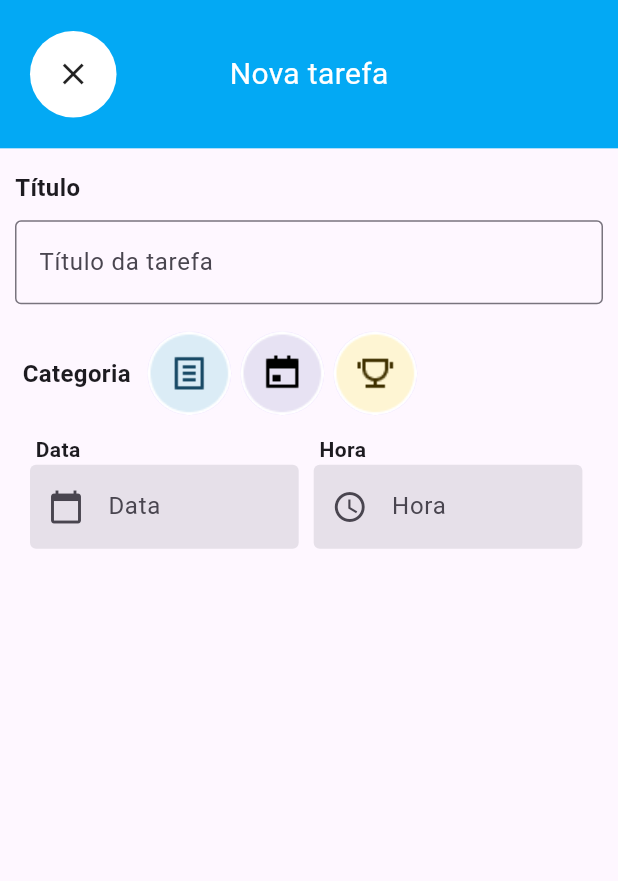
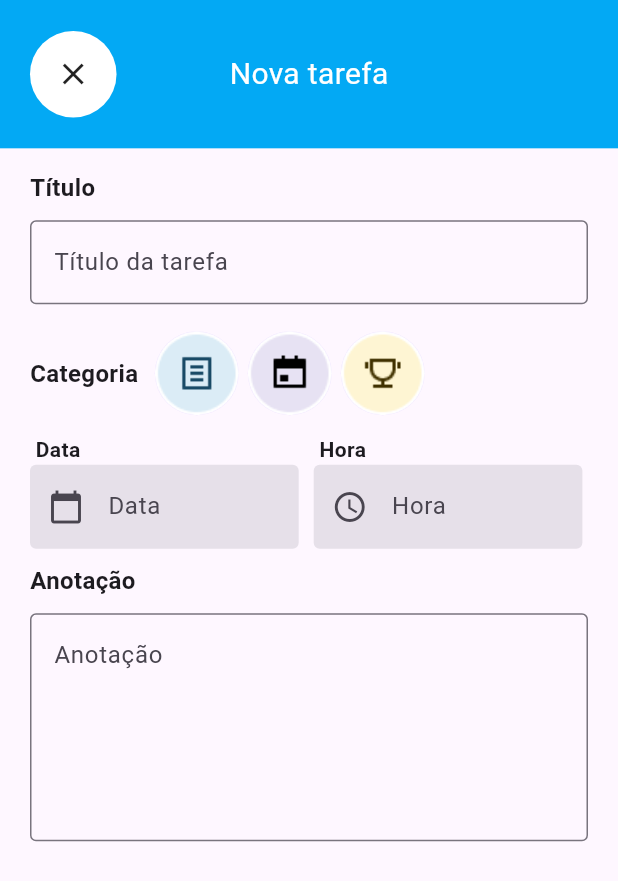
Before and after one commit to ArtthSilva/toDo_list_bichinhosTI, a Flutter app: the NewTaskPage screen opened directly, on a phone screen of 412 x 824 dp. Shown: the top 881 px of the screen. Run offline on Flutter 3.47's test engine with Material 3 defaults, Android fonts, the phone set to English and light mode, and no system bars.

Commit message:
feat: add textfield para anotação

```diff
--- a/lib/layers/views/pages/new_task_page.dart
+++ b/lib/layers/views/pages/new_task_page.dart
@@ -13,6 +13,7 @@ class NewTaskPage extends StatefulWidget {
 
 class _NewTaskPageState extends State<NewTaskPage> {
   final _controller = TextEditingController();
+  final _anotationController = TextEditingController();
   final _dateController = TextEditingController();
   final _timeController = TextEditingController();
 
@@ -20,7 +21,8 @@ class _NewTaskPageState extends State<NewTaskPage> {
   Widget build(BuildContext context) {
     return SafeArea(
       child: Scaffold(
-        body: Column(
+        body: SingleChildScrollView(
+          child: Column(
             children: [
               Container(
                 color: Colors.lightBlue,
@@ -47,7 +49,7 @@ class _NewTaskPageState extends State<NewTaskPage> {
                 ),
               ),
               Container(
-              margin: const EdgeInsets.only(left: 10, top: 15),
+                margin: const EdgeInsets.only(left: 20, top: 15),
                 alignment: Alignment.bottomLeft,
                 child: const Text(
                   'Título',
@@ -56,12 +58,18 @@ class _NewTaskPageState extends State<NewTaskPage> {
               ),
               Form(
                 child: Padding(
-              padding: const EdgeInsets.only(left: 10.0, top: 10, right: 10),
+                  padding: const EdgeInsets.only(left: 10, top: 10, right: 10),
                   child: Column(
                     children: [
-                  CustomTextFormFieldWidget(controller: _controller),
                       Padding(
-                    padding: const EdgeInsets.only(left: 5, top: 15),
+                        padding: const EdgeInsets.only(left: 10, right: 10),
+                        child: CustomTextFormFieldWidget(
+                            numberMaxLines: 1,
+                            textLabel: 'Título da tarefa',
+                            controller: _controller),
+                      ),
+                      Padding(
+                        padding: const EdgeInsets.only(left: 10, top: 15),
                         child: Row(
                           children: [
                             const Padding(
@@ -84,26 +92,28 @@ class _NewTaskPageState extends State<NewTaskPage> {
                       Row(
                         children: [
                           Padding(
-                        padding:
-                            const EdgeInsets.only(left: 10, right: 10, top: 10),
+                            padding: const EdgeInsets.only(
+                                left: 10, right: 10, top: 10),
                             child: SizedBox(
                               width: MediaQuery.sizeOf(context).width / 2.3,
                               child: Column(
                                 children: [
                                   SizedBox(
-                                  width: MediaQuery.sizeOf(context).width / 2.4,
+                                      width: MediaQuery.sizeOf(context).width /
+                                          2.4,
                                       child: const Text(
                                         'Data',
-                                    style:
-                                        TextStyle(fontWeight: FontWeight.bold),
+                                        style: TextStyle(
+                                            fontWeight: FontWeight.bold),
                                       )),
                                   SizedBox(
                                     child: TextField(
                                         controller: _dateController,
                                         decoration: const InputDecoration(
-                                        hintText:'Data',
+                                            hintText: 'Data',
                                             filled: true,
-                                        prefixIcon: Icon(Icons.calendar_today),
+                                            prefixIcon:
+                                                Icon(Icons.calendar_today),
                                             enabledBorder: OutlineInputBorder(
                                                 borderSide: BorderSide.none)),
                                         readOnly: true,
@@ -120,14 +130,15 @@ class _NewTaskPageState extends State<NewTaskPage> {
                               child: Column(
                                 children: [
                                   SizedBox(
-                                  width: MediaQuery.sizeOf(context).width / 2.4,
+                                      width: MediaQuery.sizeOf(context).width /
+                                          2.4,
                                       child: const Text(
                                         'Hora',
-                                    style:
-                                        TextStyle(fontWeight: FontWeight.bold),
+                                        style: TextStyle(
+                                            fontWeight: FontWeight.bold),
                                       )),
                                   TextField(
-                                  controller: _timeController ,
+                                      controller: _timeController,
                                       decoration: const InputDecoration(
                                           hintText: 'Hora',
                                           filled: true,
@@ -135,18 +146,40 @@ class _NewTaskPageState extends State<NewTaskPage> {
                                           enabledBorder: OutlineInputBorder(
                                               borderSide: BorderSide.none)),
                                       readOnly: true,
-                                        onTap:() => _selectTime(context)
-                               )
+                                      onTap: () => _selectTime(context))
                                 ],
                               ),
                             ),
                           )
                         ],
+                      ),
+                      const Row(
+                        children: [
+                          Padding(
+                            padding:
+                                EdgeInsets.only(left: 10, top: 10, bottom: 10),
+                            child: Text(
+                              'Anotação',
+                              style: TextStyle(
+                                  fontWeight: FontWeight.bold, fontSize: 16),
+                            ),
                           )
                         ],
                       ),
-            ))
+                      Padding(
+                        padding: const EdgeInsets.only(left: 10, right: 10),
+                        child: CustomTextFormFieldWidget(
+                          numberMaxLines: 5,
+                          textLabel: 'Anotação',
+                          controller: _anotationController,
+                        ),
+                      ),
                     ],
+                  ),
+                ),
+              ),
+            ],
+          ),
         ),
       ),
     );
@@ -165,19 +198,17 @@ class _NewTaskPageState extends State<NewTaskPage> {
     }
   }
 
-
-TimeOfDay _selectedTime = TimeOfDay.now();
-  Future<TimeOfDay?> _selectTime(BuildContext context) async {
+  final _selectedTime = TimeOfDay.now();
+  void _selectTime(BuildContext context) async {
     final TimeOfDay? picked = await showTimePicker(
       context: context,
       initialTime: TimeOfDay.now(),
     );
     if (picked != null && picked != _selectedTime) {
       setState(() {
-      _timeController.text = "${picked.hour}:${picked.minute.toString().padLeft(2,'0')}";
+        _timeController.text =
+            "${picked.hour}:${picked.minute.toString().padLeft(2, '0')}";
       });
     }
   }
-
-
 }
--- a/lib/widgets/textformfield_custom_widget.dart
+++ b/lib/widgets/textformfield_custom_widget.dart
@@ -1,12 +1,21 @@
+// ignore_for_file: public_member_api_docs, sort_constructors_first
 import 'package:flutter/material.dart';
 
 class CustomTextFormFieldWidget extends StatelessWidget {
   final TextEditingController controller;
-   const CustomTextFormFieldWidget({super.key, required this.controller});
+  final String textLabel;
+  final int numberMaxLines;
+  const CustomTextFormFieldWidget({
+    Key? key,
+    required this.controller,
+    required this.textLabel,
+    required this.numberMaxLines
+  }) : super(key: key);
 
   @override
   Widget build(BuildContext context) {
     return TextFormField(
+      maxLines: numberMaxLines,
       controller: controller,
       validator: (String? value) {
         if (value == null || value.isEmpty) {
@@ -16,10 +25,10 @@ class CustomTextFormFieldWidget extends StatelessWidget {
         }
         return null;
       },
-      decoration: const InputDecoration(
-
-          border: OutlineInputBorder(
-          ), labelText: 'Título da tarefa'),
+      decoration: InputDecoration(
+        border: const OutlineInputBorder(),
+        hintText: textLabel,
+         ),
 
     );
   }
```
Lines whose indentation alone changed are shown as unchanged.
